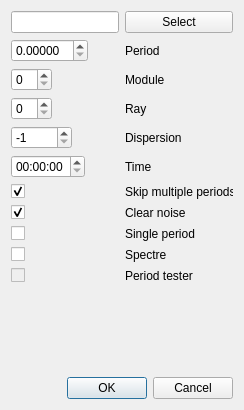
Old version of the form src/precisesearchgui.ui in the repository vtyulb/BSA-Analytics.
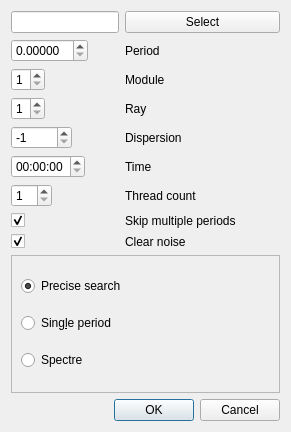
New version of the form.

Commit message: precise search gui design

What changed in the file:
```diff
--- a/src/precisesearchgui.ui
+++ b/src/precisesearchgui.ui
@@ -6,8 +6,8 @@
    <rect>
     <x>0</x>
     <y>0</y>
-    <width>244</width>
-    <height>410</height>
+    <width>291</width>
+    <height>432</height>
    </rect>
   </property>
   <property name="windowTitle">
@@ -43,7 +43,14 @@
         </widget>
        </item>
        <item row="2" column="0">
-        <widget class="QSpinBox" name="module"/>
+        <widget class="QSpinBox" name="module">
+         <property name="minimum">
+          <number>1</number>
+         </property>
+         <property name="maximum">
+          <number>6</number>
+         </property>
+        </widget>
        </item>
        <item row="2" column="1">
         <widget class="QLabel" name="label_2">
@@ -53,7 +60,14 @@
         </widget>
        </item>
        <item row="3" column="0">
-        <widget class="QSpinBox" name="ray"/>
+        <widget class="QSpinBox" name="ray">
+         <property name="minimum">
+          <number>1</number>
+         </property>
+         <property name="maximum">
+          <number>8</number>
+         </property>
+        </widget>
        </item>
        <item row="3" column="1">
         <widget class="QLabel" name="label_3">
@@ -96,7 +110,7 @@
          </property>
         </widget>
        </item>
-       <item row="6" column="0">
+       <item row="7" column="0">
         <widget class="QCheckBox" name="skipMultiplePeriods">
          <property name="text">
           <string/>
@@ -106,14 +120,14 @@
          </property>
         </widget>
        </item>
-       <item row="6" column="1">
-        <widget class="QLabel" name="label_4">
+       <item row="7" column="1">
+        <widget class="QLabel" name="skipPeriodsLabel">
          <property name="text">
           <string>Skip multiple periods</string>
          </property>
         </widget>
        </item>
-       <item row="7" column="0">
+       <item row="8" column="0">
         <widget class="QCheckBox" name="clearNoise">
          <property name="text">
           <string/>
@@ -123,55 +137,24 @@
          </property>
         </widget>
        </item>
-       <item row="7" column="1">
+       <item row="8" column="1">
         <widget class="QLabel" name="label_7">
          <property name="text">
           <string>Clear noise</string>
          </property>
         </widget>
        </item>
-       <item row="8" column="0">
-        <widget class="QCheckBox" name="singlePeriod">
-         <property name="text">
-          <string/>
+       <item row="6" column="0">
+        <widget class="QSpinBox" name="threadCount">
+         <property name="minimum">
+          <number>1</number>
          </property>
         </widget>
        </item>
-       <item row="8" column="1">
+       <item row="6" column="1">
         <widget class="QLabel" name="label_8">
          <property name="text">
-          <string>Single period</string>
-         </property>
-        </widget>
-       </item>
-       <item row="9" column="0">
-        <widget class="QCheckBox" name="spectre">
-         <property name="text">
-          <string/>
-         </property>
-        </widget>
-       </item>
-       <item row="9" column="1">
-        <widget class="QLabel" name="label_9">
-         <property name="text">
-          <string>Spectre</string>
-         </property>
-        </widget>
-       </item>
-       <item row="10" column="0">
-        <widget class="QCheckBox" name="periodTester">
-         <property name="enabled">
-          <bool>false</bool>
-         </property>
-         <property name="text">
-          <string/>
-         </property>
-        </widget>
-       </item>
-       <item row="10" column="1">
-        <widget class="QLabel" name="label_10">
-         <property name="text">
-          <string>Period tester</string>
+          <string>Thread count</string>
          </property>
         </widget>
        </item>
@@ -179,6 +162,42 @@
      </item>
     </layout>
    </item>
+   <item>
+    <widget class="QFrame" name="frame">
+     <property name="frameShape">
+      <enum>QFrame::StyledPanel</enum>
+     </property>
+     <property name="frameShadow">
+      <enum>QFrame::Raised</enum>
+     </property>
+     <layout class="QVBoxLayout" name="verticalLayout_3">
+      <item>
+       <widget class="QRadioButton" name="preciseSearch">
+        <property name="text">
+         <string>Precise search</string>
+        </property>
+        <property name="checked">
+         <bool>true</bool>
+        </property>
+       </widget>
+      </item>
+      <item>
+       <widget class="QRadioButton" name="singlePeriod">
+        <property name="text">
+         <string>Sing&amp;le period</string>
+        </property>
+       </widget>
+      </item>
+      <item>
+       <widget class="QRadioButton" name="spectre">
+        <property name="text">
+         <string>Spectre</string>
+        </property>
+       </widget>
+      </item>
+     </layout>
+    </widget>
+   </item>
    <item>
     <widget class="QDialogButtonBox" name="buttonBox">
      <property name="orientation">
```
The commit also changes 2 other files.
